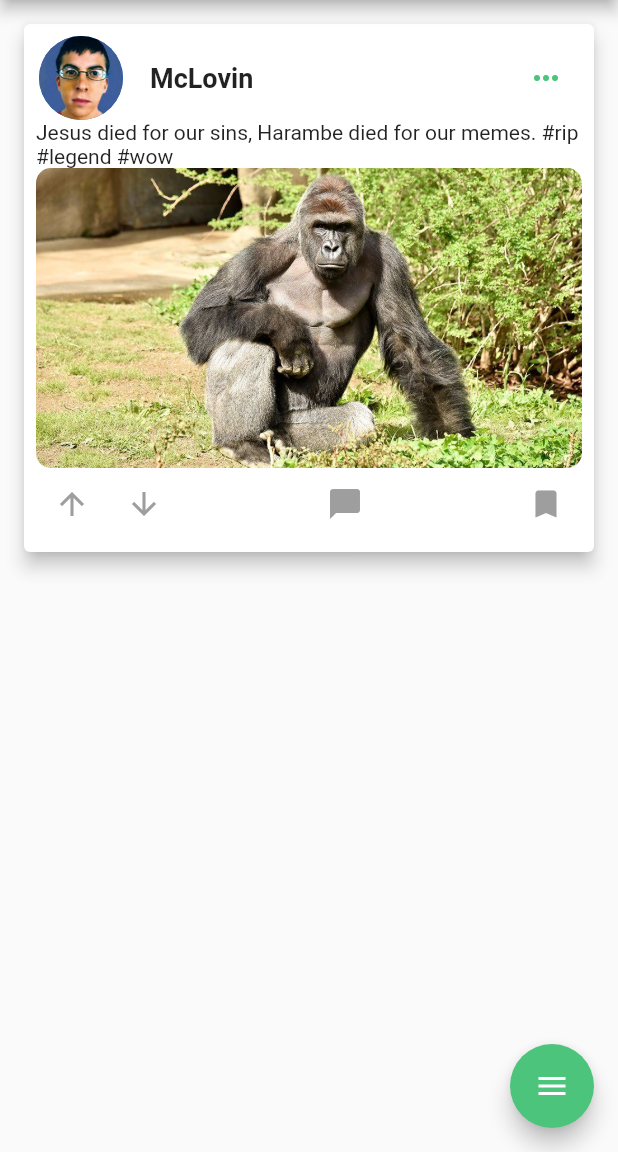
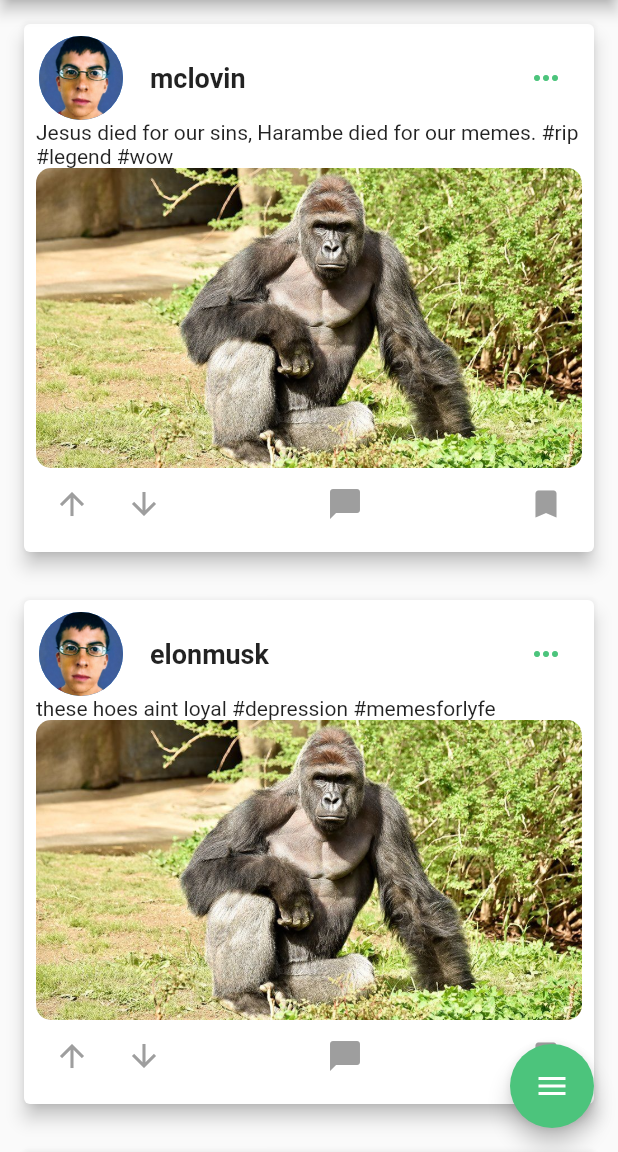
Before and after one commit to Technion236272/2022b-YourFitnessGuide, a Flutter app: the TimelineScreen screen opened directly, on a phone screen of 412 x 824 dp, the part 84-1236 px from its top. Run offline on Flutter 3.47's test engine with Material 2 defaults, Android fonts, the phone set to English and light mode, and no system bars; drawn by our look-alikes of flutter_speed_dial; our stand-ins replace cloud_firestore, firebase_auth, firebase_core, firebase_storage, font_awesome_flutter, google_sign_in and 1 more; missing offline and left inert: flutter_facebook_auth; accounts and stored records are empty.

Commit message:
Encapsulating Post + Adding two 2 more posts

```diff
--- a/lib/Screens/timelineScreen.dart
+++ b/lib/Screens/timelineScreen.dart
@@ -1,6 +1,10 @@
 import 'package:flutter/cupertino.dart';
 import 'package:flutter/material.dart';
 import 'package:flutter_speed_dial/flutter_speed_dial.dart';
+
+import 'package:yourfitnessguide/posts/mypost_1.dart';
+import 'package:yourfitnessguide/posts/mypost_2.dart';
+import 'package:yourfitnessguide/posts/mypost_3.dart';
 
 class TimelineScreen extends StatefulWidget {
   const TimelineScreen({Key? key}) : super(key: key);
@@ -57,92 +61,9 @@ class _TimelineScreenState extends State<TimelineScreen> {
         controller: _controller,
         scrollDirection: Axis.vertical,
         children: [
-          Card(
-            elevation: 5,
-            color: Theme.of(context).cardColor,
-            margin: const EdgeInsets.all(16),
-            child: Padding(
-              padding: const EdgeInsets.all(8.0),
-              child: Column(
-                crossAxisAlignment: CrossAxisAlignment.start,
-                children: [
-                  ListTile(
-                    contentPadding: const EdgeInsets.all(0),
-                    leading: CircleAvatar(
-                      radius: 30,
-                      backgroundImage:
-                        Image.asset('images/decorations/mclovin.png').image //picture
-                    ),
-                    title: Text('McLovin',
-                        style: Theme.of(context)
-                            .textTheme
-                            .bodyText1!
-                            .copyWith(fontSize: 18, fontWeight: FontWeight.w600)),
-                    trailing: IconButton(
-                        onPressed: null,//todo
-                        icon: Icon(
-                          Icons.more_horiz,
-                          color:
-                          Theme.of(context).iconTheme.color,
-                        )),
-                    ),
-                    const Text( 'Jesus died for our sins, Harambe died for our memes. #rip #legend #wow',
-                        textAlign: TextAlign.left),
-
-                      Column(
-                        crossAxisAlignment:  CrossAxisAlignment.start,
-                        children: [
-                          ClipRRect(
-                            borderRadius: BorderRadius.circular(10),
-                            child: Image.asset(
-                              'images/posts/harambe.jpg',
-                              height: 200,
-                              width: MediaQuery.of(context).size.width,
-                              fit: BoxFit.cover,
-                            ),
-                          ),
-                          Row(
-                            mainAxisAlignment: MainAxisAlignment.spaceBetween,
-                            children: [
-                              Row(
-                                children: const [
-                                  IconButton(
-                                      onPressed: null,
-                                      icon: Icon(
-                                          Icons.arrow_upward,
-                                          color: Colors.grey
-                                      )
-                                  ),
-                                  IconButton(
-                                      onPressed: null,
-                                      icon: Icon(
-                                          Icons.arrow_downward,//.comment_lines,
-                                          color: Colors.grey
-                                      )
-                                  )
-                                ],
-                              ),
-                              const IconButton(
-                                onPressed: null,
-                                icon: Icon(
-                                  Icons.chat_bubble,
-                                  color: Colors.grey
-                                )
-                              ),
-                              const IconButton(
-                                  onPressed: null,
-                                  icon: Icon(
-                                    Icons.bookmark,
-                                    color: Colors.grey,
-                                  ))
-                            ],
-                          ),
-                        ],
-                      ),
-                ]
-              )
-            )
-          )
+          MyPost1(),
+          MyPost2(),
+          MyPost3(),
         ],
       ),
     );
--- /dev/null
+++ b/lib/posts/mypost_1.dart
@@ -0,0 +1,14 @@
+import 'package:flutter/material.dart';
+import 'package:yourfitnessguide/utils/post_template.dart';
+
+class MyPost1 extends StatelessWidget {
+  @override
+  Widget build(BuildContext context) {
+    return PostTemplate(
+      username: 'mclovin',
+      profilePicture: 'images/decorations/mclovin.png',
+      description: 'Jesus died for our sins, Harambe died for our memes. #rip #legend #wow',
+      postPicture: 'images/posts/harambe.jpg',
+    );
+  }
+}
--- /dev/null
+++ b/lib/posts/mypost_2.dart
@@ -0,0 +1,14 @@
+import 'package:flutter/material.dart';
+import 'package:yourfitnessguide/utils/post_template.dart';
+
+class MyPost2 extends StatelessWidget {
+  @override
+  Widget build(BuildContext context) {
+    return PostTemplate(
+      username: 'elonmusk',
+      profilePicture: 'images/decorations/mclovin.png',
+      description: 'these hoes aint loyal #depression #memesforlyfe',
+      postPicture: 'images/posts/harambe.jpg',
+    );
+  }
+}
--- /dev/null
+++ b/lib/posts/mypost_3.dart
@@ -0,0 +1,14 @@
+import 'package:flutter/material.dart';
+import 'package:yourfitnessguide/utils/post_template.dart';
+
+class MyPost3 extends StatelessWidget {
+  @override
+  Widget build(BuildContext context) {
+    return PostTemplate(
+      username: 'McLovin',
+      profilePicture: 'images/decorations/mclovin.png',
+      description: 'Jesus died for our sins, Harambe died for our memes. #rip #legend #wow',
+      postPicture: 'images/posts/harambe.jpg',
+    );
+  }
+}
--- /dev/null
+++ b/lib/utils/post_template.dart
@@ -0,0 +1,112 @@
+import 'package:flutter/material.dart';
+
+class PostTemplate extends StatelessWidget {
+
+
+  final String username;
+  final String profilePicture;
+  final String description;
+  final String postPicture;
+  int likes;
+  int comments;
+  //final String saves;
+
+  PostTemplate({
+    required this.username,
+    required this.profilePicture,
+    required this.description,
+    required this.postPicture,
+    this.likes = 0,
+    this.comments = 0,
+    //required this.saves,
+  });
+
+  @override
+  Widget build(BuildContext context) {
+    return Card(
+          elevation: 5,
+          color: Theme.of(context).cardColor,
+          margin: const EdgeInsets.all(16),
+          child: Padding(
+              padding: const EdgeInsets.all(8.0),
+              child: Column(
+                  crossAxisAlignment: CrossAxisAlignment.start,
+                  children: [
+                    ListTile(
+                      contentPadding: const EdgeInsets.all(0),
+                      leading: CircleAvatar(
+                          radius: 30,
+                          backgroundImage: Image.asset(profilePicture).image //picture
+                      ),
+                      title: Text(username,
+                          style: Theme.of(context)
+                              .textTheme
+                              .bodyText1!
+                              .copyWith(fontSize: 18, fontWeight: FontWeight.w600)),
+                      trailing: IconButton(
+                          onPressed: null,//todo
+                          icon: Icon(
+                            Icons.more_horiz,
+                            color:
+                            Theme.of(context).iconTheme.color,
+                          )),
+                    ),
+                    Text(description,
+                        textAlign: TextAlign.left),
+
+                    Column(
+                      crossAxisAlignment:  CrossAxisAlignment.start,
+                      children: [
+                        ClipRRect(
+                          borderRadius: BorderRadius.circular(10),
+                          child: Image.asset(
+                            postPicture,
+                            height: 200,
+                            width: MediaQuery.of(context).size.width,
+                            fit: BoxFit.cover,
+                          ),
+                        ),
+                        Row(
+                          mainAxisAlignment: MainAxisAlignment.spaceBetween,
+                          children: [
+                            Row(
+                              children: const [
+                                IconButton(
+                                    onPressed: null,
+                                    icon: Icon(
+                                        Icons.arrow_upward,
+                                        color: Colors.grey
+                                    )
+                                ),
+                                IconButton(
+                                    onPressed: null,
+                                    icon: Icon(
+                                        Icons.arrow_downward,//.comment_lines,
+                                        color: Colors.grey
+                                    )
+                                )
+                              ],
+                            ),
+                            const IconButton(
+                                onPressed: null,
+                                icon: Icon(
+                                    Icons.chat_bubble,
+                                    color: Colors.grey
+                                )
+                            ),
+                            const IconButton(
+                                onPressed: null,
+                                icon: Icon(
+                                  Icons.bookmark,
+                                  color: Colors.grey,
+                                ))
+                          ],
+                        ),
+                      ],
+                    ),
+                  ]
+              )
+          )
+        );
+  }
+}
```
